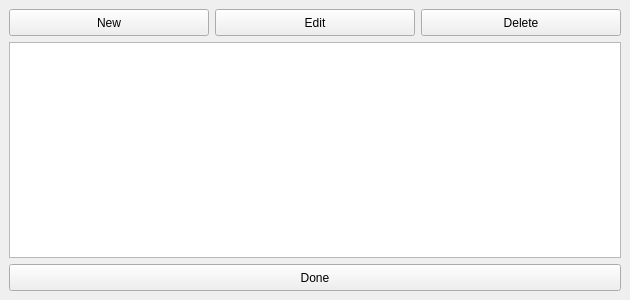
Qt form Forms/Gen3/ProfileManager3.ui (Admiral-Fish/PokeFinder) before a commit.
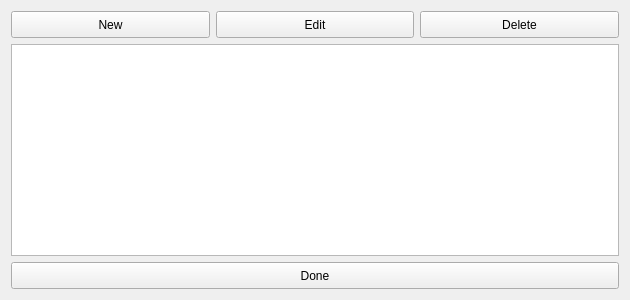
The same form after that commit. Custom widgets are drawn as their Qt base class.

Patch:
```diff
--- a/Forms/Gen3/ProfileManager3.ui
+++ b/Forms/Gen3/ProfileManager3.ui
@@ -1,7 +1,7 @@
 <?xml version="1.0" encoding="UTF-8"?>
 <ui version="4.0">
  <class>ProfileManager3</class>
- <widget class="QMainWindow" name="ProfileManager3">
+ <widget class="QWidget" name="ProfileManager3">
   <property name="geometry">
    <rect>
     <x>0</x>
@@ -31,7 +31,6 @@
   <property name="windowTitle">
    <string>Profile Manager Gen 3</string>
   </property>
-  <widget class="QWidget" name="centralwidget">
    <layout class="QGridLayout" name="gridLayout">
     <item row="0" column="0">
      <widget class="QPushButton" name="pushButtonNew">
@@ -123,7 +122,6 @@
      </widget>
     </item>
    </layout>
-  </widget>
  </widget>
  <customwidgets>
   <customwidget>
```
Lines whose indentation alone changed are shown as unchanged.
